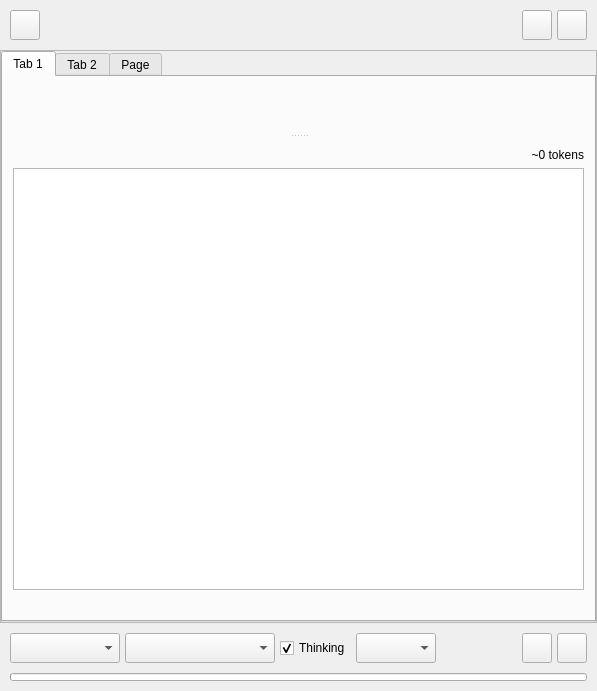
Old version of the form src/airunner/components/chat/gui/widgets/templates/chat_prompt.ui in the repository Capsize-Games/airunner.
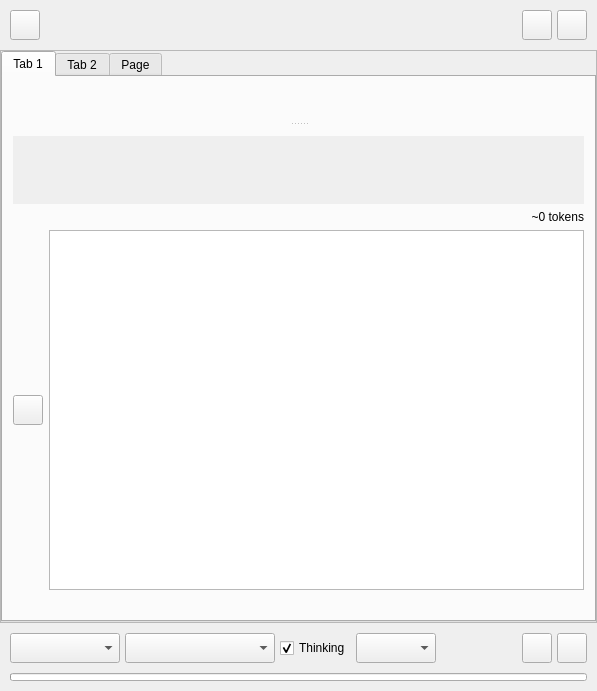
New version of the form. Icons and pictures are not drawn. Custom widgets are drawn as their Qt base class.

Patch:
```diff
--- a/src/airunner/components/chat/gui/widgets/templates/chat_prompt.ui
+++ b/src/airunner/components/chat/gui/widgets/templates/chat_prompt.ui
@@ -295,7 +295,68 @@
                   <property name="bottomMargin">
                    <number>0</number>
                   </property>
-                  <item row="0" column="1">
+                  <item row="0" column="0" colspan="2">
+                   <widget class="QScrollArea" name="attachments_scroll_area">
+                    <property name="sizePolicy">
+                     <sizepolicy hsizetype="Expanding" vsizetype="Maximum">
+                      <horstretch>0</horstretch>
+                      <verstretch>0</verstretch>
+                     </sizepolicy>
+                    </property>
+                    <property name="minimumSize">
+                     <size>
+                      <width>0</width>
+                      <height>0</height>
+                     </size>
+                    </property>
+                    <property name="maximumSize">
+                     <size>
+                      <width>16777215</width>
+                      <height>80</height>
+                     </size>
+                    </property>
+                    <property name="frameShape">
+                     <enum>QFrame::Shape::NoFrame</enum>
+                    </property>
+                    <property name="horizontalScrollBarPolicy">
+                     <enum>Qt::ScrollBarPolicy::ScrollBarAsNeeded</enum>
+                    </property>
+                    <property name="verticalScrollBarPolicy">
+                     <enum>Qt::ScrollBarPolicy::ScrollBarAlwaysOff</enum>
+                    </property>
+                    <property name="widgetResizable">
+                     <bool>true</bool>
+                    </property>
+                    <widget class="QWidget" name="attachments_container">
+                     <property name="geometry">
+                      <rect>
+                       <x>0</x>
+                       <y>0</y>
+                       <width>0</width>
+                       <height>0</height>
+                      </rect>
+                     </property>
+                     <layout class="QHBoxLayout" name="attachments_layout">
+                      <property name="spacing">
+                       <number>8</number>
+                      </property>
+                      <property name="leftMargin">
+                       <number>0</number>
+                      </property>
+                      <property name="topMargin">
+                       <number>4</number>
+                      </property>
+                      <property name="rightMargin">
+                       <number>0</number>
+                      </property>
+                      <property name="bottomMargin">
+                       <number>4</number>
+                      </property>
+                     </layout>
+                    </widget>
+                   </widget>
+                  </item>
+                  <item row="1" column="1">
                    <widget class="QLabel" name="token_count">
                     <property name="sizePolicy">
                      <sizepolicy hsizetype="Minimum" vsizetype="Minimum">
@@ -314,7 +375,39 @@
                     </property>
                    </widget>
                   </item>
-                  <item row="1" column="1">
+                  <item row="2" column="0">
+                   <widget class="QPushButton" name="attach_button">
+                    <property name="sizePolicy">
+                     <sizepolicy hsizetype="Maximum" vsizetype="Maximum">
+                      <horstretch>0</horstretch>
+                      <verstretch>0</verstretch>
+                     </sizepolicy>
+                    </property>
+                    <property name="minimumSize">
+                     <size>
+                      <width>30</width>
+                      <height>30</height>
+                     </size>
+                    </property>
+                    <property name="maximumSize">
+                     <size>
+                      <width>30</width>
+                      <height>30</height>
+                     </size>
+                    </property>
+                    <property name="toolTip">
+                     <string>Attach image (vision-capable models only)</string>
+                    </property>
+                    <property name="text">
+                     <string/>
+                    </property>
+                    <property name="icon">
+                     <iconset resource="../../../../../gui/resources/feather.qrc">
+                      <normaloff>:/light/icons/feather/light/paperclip.svg</normaloff>:/light/icons/feather/light/paperclip.svg</iconset>
+                    </property>
+                   </widget>
+                  </item>
+                  <item row="2" column="1">
                    <widget class="QPlainTextEdit" name="prompt">
                     <property name="sizePolicy">
                      <sizepolicy hsizetype="Expanding" vsizetype="Expanding">
@@ -336,7 +429,7 @@
                     </property>
                    </widget>
                   </item>
-                  <item row="2" column="1">
+                  <item row="3" column="1">
                    <layout class="QHBoxLayout" name="horizontalLayout_4">
                     <item>
                      <widget class="QLabel" name="last_message_tokens">
```
